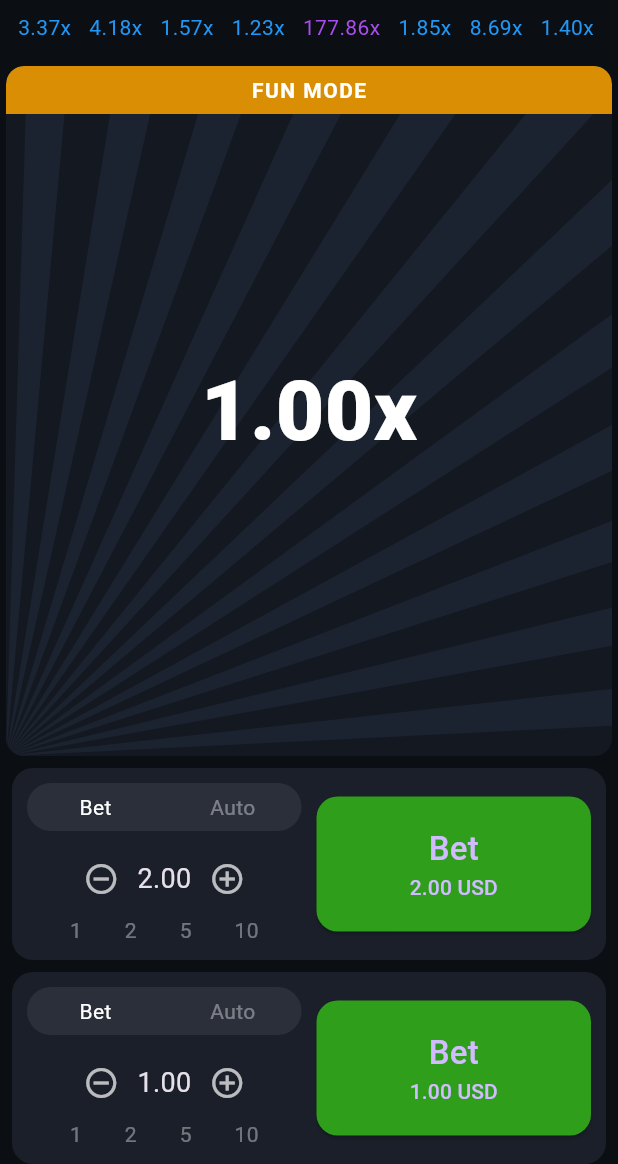
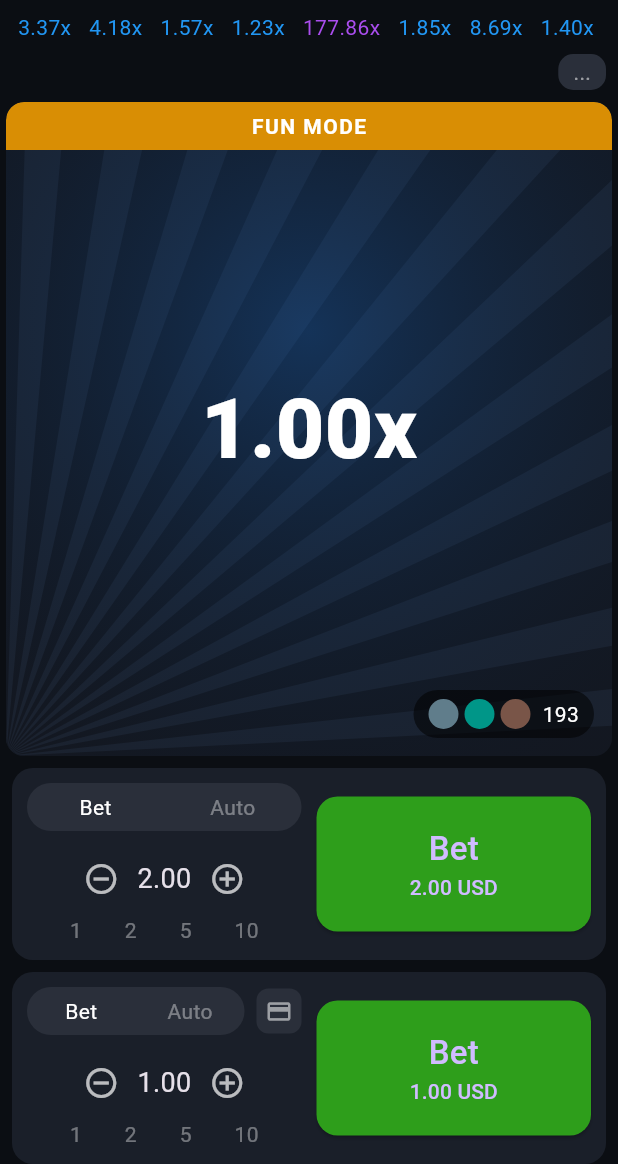
Before and after one commit to sarifulshikder/aviator, a Flutter app: the screen it shows after launch, after a tap on the "add circle outline" icon, on a phone screen of 412 x 824 dp, the part 72-1236 px from its top. Run offline on Flutter 3.47's test engine with Material 3 defaults, Android fonts, the phone set to English and light mode, and no system bars.

Commit message:
Closer Aviator UI replica

```diff
--- a/lib/main.dart
+++ b/lib/main.dart
@@ -134,6 +134,20 @@ class _AviatorPageState extends State<AviatorPage> {
                 },
               ),
             ),
+            Padding(
+              padding: const EdgeInsets.symmetric(horizontal: 8),
+              child: Align(
+                alignment: Alignment.centerRight,
+                child: Container(
+                  padding: const EdgeInsets.symmetric(horizontal: 10, vertical: 2),
+                  decoration: BoxDecoration(
+                    color: const Color(0xFF2A2F3A),
+                    borderRadius: BorderRadius.circular(10),
+                  ),
+                  child: const Text('...', style: TextStyle(color: Colors.white54)),
+                ),
+              ),
+            ),
             const SizedBox(height: 8),
             // Game area
             Expanded(
@@ -148,7 +162,8 @@ class _AviatorPageState extends State<AviatorPage> {
                   children: [
                     CustomPaint(
                       size: Size.infinite,
-                      painter: _BeamPainter(),
+                      painter: _BeamPainter(
+                          progress: ((log(_multiplier) / log(10)) * 1.6).clamp(0.0, 1.0)),
                     ),
                     CustomPaint(
                       size: Size.infinite,
@@ -172,6 +187,30 @@ class _AviatorPageState extends State<AviatorPage> {
                           fontSize: 56,
                           fontWeight: FontWeight.w900,
                           color: crashed ? Colors.grey : Colors.white,
+                        ),
+                      ),
+                    ),
+                    Positioned(
+                      right: 12,
+                      bottom: 12,
+                      child: Container(
+                        padding: const EdgeInsets.symmetric(
+                            horizontal: 10, vertical: 6),
+                        decoration: BoxDecoration(
+                          color: Colors.black54,
+                          borderRadius: BorderRadius.circular(20),
+                        ),
+                        child: const Row(
+                          mainAxisSize: MainAxisSize.min,
+                          children: [
+                            CircleAvatar(radius: 10, backgroundColor: Colors.blueGrey),
+                            SizedBox(width: 4),
+                            CircleAvatar(radius: 10, backgroundColor: Colors.teal),
+                            SizedBox(width: 4),
+                            CircleAvatar(radius: 10, backgroundColor: Colors.brown),
+                            SizedBox(width: 8),
+                            Text('193', style: TextStyle(color: Colors.white)),
+                          ],
                         ),
                       ),
                     ),
@@ -217,6 +256,7 @@ class _AviatorPageState extends State<AviatorPage> {
               balance: _balance,
               onBetResult: (amt, win) => setState(() => _balance += win - amt),
               onBetPlaced: startRound,
+              showCardIcon: true,
             ),
             if (crashed)
               TextButton(
@@ -238,6 +278,7 @@ class BetPanel extends StatefulWidget {
   final double balance;
   final void Function(double amount, double win) onBetResult;
   final VoidCallback onBetPlaced;
+  final bool showCardIcon;
 
   const BetPanel({
     super.key,
@@ -247,6 +288,7 @@ class BetPanel extends StatefulWidget {
     required this.balance,
     required this.onBetResult,
     required this.onBetPlaced,
+    this.showCardIcon = false,
   });
 
   @override
@@ -313,7 +355,11 @@ class _BetPanelState extends State<BetPanel> {
           Expanded(
             child: Column(
               children: [
-                Container(
+                Row(
+                  crossAxisAlignment: CrossAxisAlignment.center,
+                  children: [
+                    Expanded(
+                      child: Container(
                         decoration: BoxDecoration(
                           color: const Color(0xFF2A2F3A),
                           borderRadius: BorderRadius.circular(20),
@@ -324,7 +370,8 @@ class _BetPanelState extends State<BetPanel> {
                               child: GestureDetector(
                                 onTap: () => setState(() => _autoTab = false),
                                 child: Padding(
-                            padding: const EdgeInsets.symmetric(vertical: 6),
+                                  padding: const EdgeInsets.symmetric(
+                                      vertical: 6),
                                   child: Text('Bet',
                                       textAlign: TextAlign.center,
                                       style: TextStyle(
@@ -338,7 +385,8 @@ class _BetPanelState extends State<BetPanel> {
                               child: GestureDetector(
                                 onTap: () => setState(() => _autoTab = true),
                                 child: Padding(
-                            padding: const EdgeInsets.symmetric(vertical: 6),
+                                  padding: const EdgeInsets.symmetric(
+                                      vertical: 6),
                                   child: Text('Auto',
                                       textAlign: TextAlign.center,
                                       style: TextStyle(
@@ -350,6 +398,22 @@ class _BetPanelState extends State<BetPanel> {
                             ),
                           ],
                         ),
+                      ),
+                    ),
+                    if (widget.showCardIcon)
+                      Padding(
+                        padding: const EdgeInsets.only(left: 8),
+                        child: Container(
+                          decoration: BoxDecoration(
+                            color: const Color(0xFF2A2F3A),
+                            borderRadius: BorderRadius.circular(8),
+                          ),
+                          padding: const EdgeInsets.all(6),
+                          child: const Icon(Icons.credit_card,
+                              color: Colors.white54, size: 18),
+                        ),
+                      ),
+                  ],
                 ),
                 const SizedBox(height: 8),
                 Row(
@@ -438,7 +502,13 @@ class _PlanePainter extends CustomPainter {
           style: TextStyle(fontSize: 44, color: Color(0xFFE01E5A))),
       textDirection: TextDirection.ltr,
     )..layout();
-    painter.paint(canvas, end.translate(-18, -40));
+    final angle = atan2(-0.8 * progress * size.height,
+        size.width * progress * 0.5 + 0.001);
+    canvas.save();
+    canvas.translate(end.dx, end.dy - 20);
+    canvas.rotate(angle);
+    painter.paint(canvas, const Offset(-22, -22));
+    canvas.restore();
   }
 
   @override
@@ -446,6 +516,9 @@ class _PlanePainter extends CustomPainter {
 }
 
 class _BeamPainter extends CustomPainter {
+  final double progress;
+  _BeamPainter({this.progress = 0});
+
   @override
   void paint(Canvas canvas, Size size) {
     final center = Offset(0, size.height);
@@ -460,10 +533,19 @@ class _BeamPainter extends CustomPainter {
         ..close();
       canvas.drawPath(path, paint);
     }
+    // glow radial glow
+    final glowColor = Color.lerp(const Color(0xFF1565C0),const Color(0xFF6A1B9A),
+        progress)!;
+    final glow = Paint()
+      ..shader = RadialGradient(
+        colors: [glowColor.withValues(alpha: 0.35), Colors.transparent],
+      ).createShader(Rect.fromCircle(
+          center: Offset(size.width * 0.5, size.height * 0.35), radius: size.width));
+    canvas.drawRect(Offset.zero & size, glow);
   }
 
   @override
-  bool shouldRepaint(_) => false;
+  bool shouldRepaint(_BeamPainter old) => old.progress != progress;
 }
 
 class _CurvePainter extends CustomPainter {
```
Lines whose indentation alone changed are shown as unchanged.
